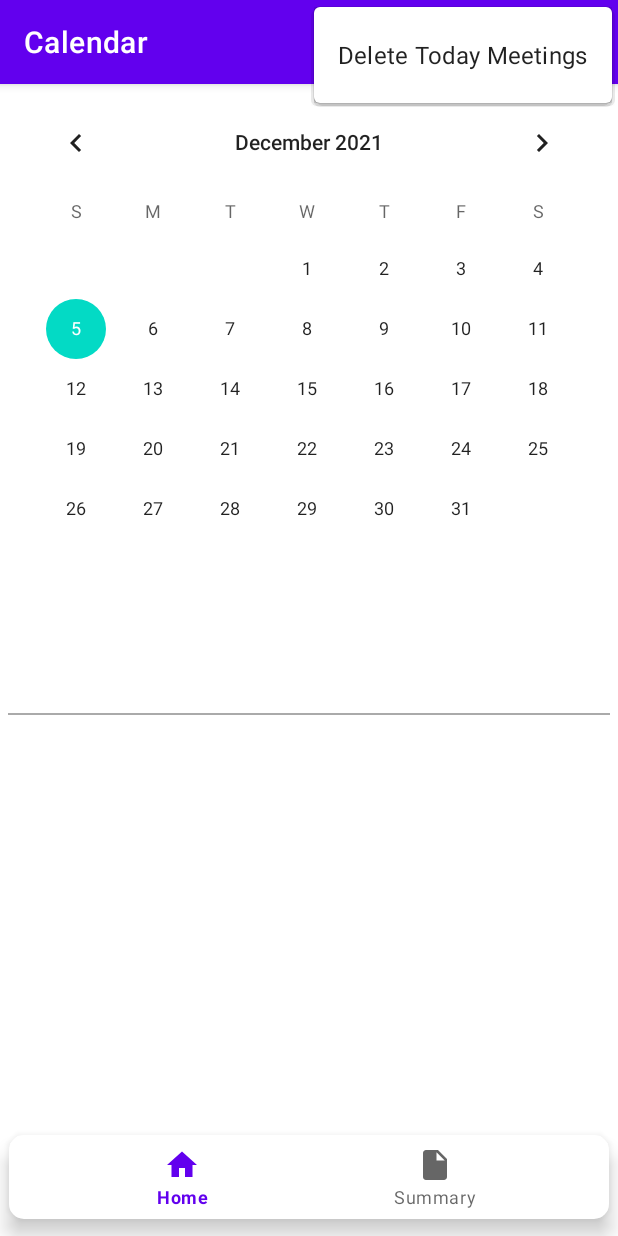
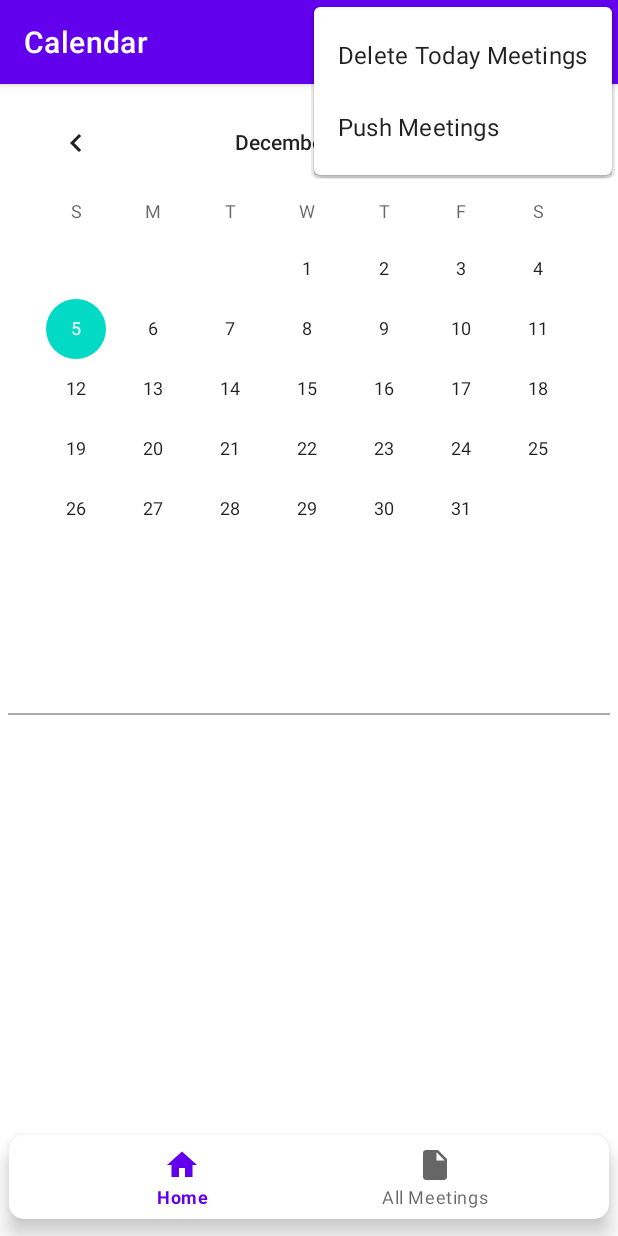
Before and after one commit to sb17ho/Meetings-Schedule, an Android app: the screen it shows after launch (MainActivity), with the options menu open, on a phone screen of 412 x 824 dp. Run offline under Robolectric (Android 15) with nearby library versions, the phone set to English and light mode, and no system bars; our stand-ins replace navigation-ui.

Commit message:
Toasts Added

```diff
--- a/app/src/main/java/com/example/meetingschedule/fragments/HomeFragment.kt
+++ b/app/src/main/java/com/example/meetingschedule/fragments/HomeFragment.kt
@@ -2,6 +2,7 @@ package com.example.meetingschedule.fragments
 
 import android.os.Bundle
 import android.view.*
+import android.widget.Toast
 import androidx.fragment.app.Fragment
 import androidx.lifecycle.ViewModelProvider
 import androidx.navigation.findNavController
@@ -93,6 +94,10 @@ class HomeFragment : Fragment() {
                 requireContext()
             )
             sharedViewModel.liveMeetingsList.value = sharedViewModel.readMeetingsList()
+            Toast.makeText(requireContext(), "All Today's Meetings Deleted", Toast.LENGTH_SHORT)
+                .show()
+        } else if (item.itemId == R.id.push_to_next_day) {
+            //TODO("UPDATE THE MEETINGS")
         }
         return super.onOptionsItemSelected(item)
     }
--- a/app/src/main/java/com/example/meetingschedule/fragments/SummaryFragment.kt
+++ b/app/src/main/java/com/example/meetingschedule/fragments/SummaryFragment.kt
@@ -2,6 +2,7 @@ package com.example.meetingschedule.fragments
 
 import android.os.Bundle
 import android.view.*
+import android.widget.Toast
 import androidx.fragment.app.Fragment
 import androidx.lifecycle.ViewModelProvider
 import androidx.navigation.findNavController
@@ -53,6 +54,7 @@ class SummaryFragment : Fragment() {
         if (item.itemId == R.id.delete_all_button) {
             sharedViewModel.deleteAllMeetings()
             sharedViewModel.liveAllMeetingsList.value = sharedViewModel.readAllMeetingsList()
+            Toast.makeText(requireContext(), "All Meetings Deleted", Toast.LENGTH_SHORT).show()
         }
         return super.onOptionsItemSelected(item)
     }
@@ -61,7 +63,7 @@ class SummaryFragment : Fragment() {
     override fun onResume() {
         super.onResume()
         (activity as MainActivity)
-            .setActionBarTitle("Summary")
+            .setActionBarTitle("All Meetings")
     }
 
 }
--- a/app/src/main/res/menu/add_menu.xml
+++ b/app/src/main/res/menu/add_menu.xml
@@ -9,7 +9,11 @@
 
     <item
         android:id="@+id/delete_all_today_button"
-        android:icon="@drawable/ic_baseline_delete_24"
         android:title="@string/delete_today_meetings"
         app:showAsAction="never" />
+
+    <item
+        android:id="@+id/push_to_next_day"
+        android:title="@string/push_meetings"
+        app:showAsAction="never" />
 </menu>
--- a/app/src/main/res/menu/bottom_nav_menu.xml
+++ b/app/src/main/res/menu/bottom_nav_menu.xml
@@ -5,13 +5,13 @@
     <item
         android:id="@+id/homeFragment"
         android:icon="@drawable/ic_baseline_home_24"
-        android:title="Home"
-        app:showAsAction="always" />
+        android:title="@string/home_bottom"
+        app:showAsAction="ifRoom" />
     <item
 
         android:id="@+id/summaryFragment"
         android:icon="@drawable/ic_baseline_summary_24"
-        android:title="Summary"
-        app:showAsAction="always" />
+        android:title="@string/all_meetings_bottom"
+        app:showAsAction="ifRoom" />
 
 </menu>
--- a/app/src/main/res/values-night/strings.xml
+++ b/app/src/main/res/values-night/strings.xml
@@ -13,4 +13,7 @@
     <string name="add_meeting">Add Meeting</string>
     <string name="delete_all">Delete All</string>
     <string name="delete_today_meetings">Delete Today Meetings</string>
+    <string name="push_meetings">Push Meetings</string>
+    <string name="home_bottom">Home</string>
+    <string name="all_meetings_bottom">All Meetings</string>
 </resources>
--- a/app/src/main/res/values/strings.xml
+++ b/app/src/main/res/values/strings.xml
@@ -18,4 +18,7 @@
     <string name="add_meeting">Add Meeting</string>
     <string name="delete_all">Delete All</string>
     <string name="delete_today_meetings">Delete Today Meetings</string>
+    <string name="push_meetings">Push Meetings</string>
+    <string name="home_bottom">Home</string>
+    <string name="all_meetings_bottom">All Meetings</string>
 </resources>
```
